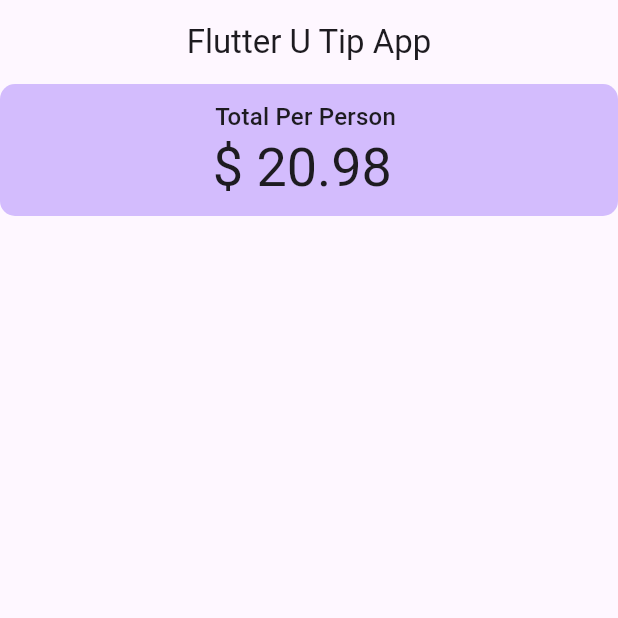
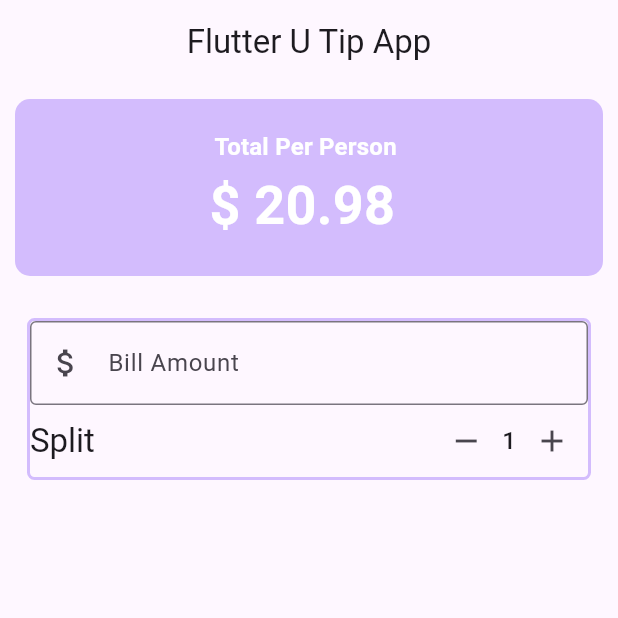
Before and after one commit to zain9241/U-Tip, a Flutter app: the screen it shows after launch, on a phone screen of 412 x 824 dp, the top half of it. Run offline on Flutter 3.47's test engine with Material 3 defaults, Android fonts, the phone set to English and light mode, and no system bars.

Commit message:
Methods Add And Remove

```diff
--- a/lib/main.dart
+++ b/lib/main.dart
@@ -15,7 +15,6 @@ class MyApp extends StatelessWidget {
       debugShowCheckedModeBanner: false,
       title: 'Flutter  U Tip App ',
       theme: ThemeData(
-
         colorScheme: .fromSeed(seedColor: Colors.deepPurple),
         useMaterial3: true,
       ),
@@ -32,36 +31,109 @@ class UTip extends StatefulWidget {
 }
 
 class _UTipState extends State<UTip> {
+  late int _personCount = 1;
+
+  //Methods
+  void increment() {
+    setState(() {
+      _personCount += 1;
+    });
+  }
+
+  void decrement() {
+    setState(() {
+      if (_personCount >1) {
+        _personCount--;
+      }
+    });
+  }
+
   @override
   Widget build(BuildContext context) {
     if (kDebugMode) {
       print(context.widget);
     }
     var theme = Theme.of(context);
+    // Add Style
+    final style = theme.textTheme.titleMedium!.copyWith(
+      color: theme.colorScheme.onPrimary,
+      fontWeight: FontWeight.bold,
+    );
     return Scaffold(
-      appBar: AppBar(
-        title: Center(child: const Text("Flutter U Tip App")),
-      ),
-      body:Column(
+      appBar: AppBar(title: Center(child: const Text("Flutter U Tip App"))),
+      body: Column(
         crossAxisAlignment: CrossAxisAlignment.stretch,
         children: [
           Container(
-            padding: const EdgeInsets.all(10),
+            padding: const EdgeInsets.all(20),
+            margin: EdgeInsets.all(10),
             decoration: BoxDecoration(
               color: theme.colorScheme.inversePrimary,
               borderRadius: BorderRadius.circular(10),
             ),
             child: Column(
               children: [
-                Text(" Total Per Person  ",
-                  style: theme.textTheme.titleMedium ,
+                Text(" Total Per Person  ", style: style),
+                Text(
+                  " \$ 20.98  ",
+                  style: style.copyWith(
+                    color: theme.colorScheme.onPrimary,
+                    fontSize: theme.textTheme.displaySmall?.fontSize,
+                  ),
                 ),
-                 Text(" \$ 20.98  " ,
-                style:Theme.of(context).textTheme.displaySmall ,
+              ],
+            ),
+          ),
+          // Form
+          Padding(
+            padding: const EdgeInsets.all(8.0),
+            child: Container(
+              margin: EdgeInsets.all(10),
+              decoration: BoxDecoration(
+                borderRadius: .circular(5),
+                border: Border.all(
+                  color: theme.colorScheme.inversePrimary,
+                  width: 2,
                 ),
-
-              ],
-            ), ),
+              ),
+              child: Column(
+                children: [
+                  TextField(
+                    decoration: InputDecoration(
+                      border: OutlineInputBorder(),
+                      prefixIcon: Icon(Icons.attach_money),
+                      labelText: "Bill Amount ",
+                    ),
+                    keyboardType: TextInputType.number,
+                    onChanged: (String value) {},
+                  ),
+                  //Split Bill Area
+                  Row(
+                    mainAxisAlignment: .spaceBetween,
+                    children: [
+                      Text("Split ", style: theme.textTheme.titleLarge),
+                      Row(
+                        children: [
+                          IconButton(
+                            onPressed: decrement,
+                            icon: Icon(Icons.remove),
+                          ),
+                          Text(
+                            "$_personCount",
+                            style: theme.textTheme.titleMedium,
+                          ),
+                          IconButton(
+                            onPressed: increment,
+                            icon: Icon(Icons.add),
+                          ),
+                        ],
+                      ),
+                    ],
+                  ),
+                ],
+              ),
+            ),
+          ),
         ],
       ),
     );
```
